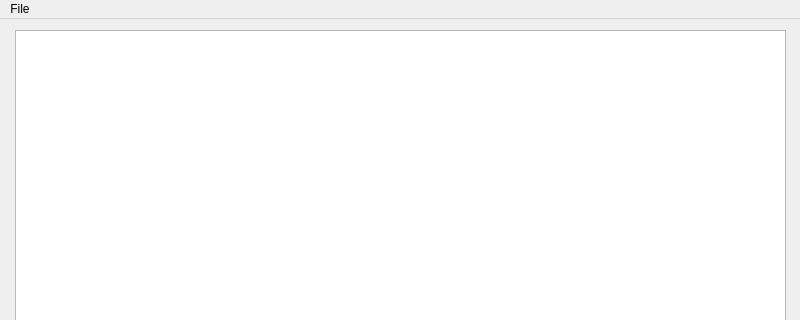
Before: the Qt Designer form mainwindow.ui in Abdurakhman20/cw-sport-db, drawn with Qt 5; both pictures show x 0 to 800 and y 0 to 320 of the 800 by 600 pixel window.
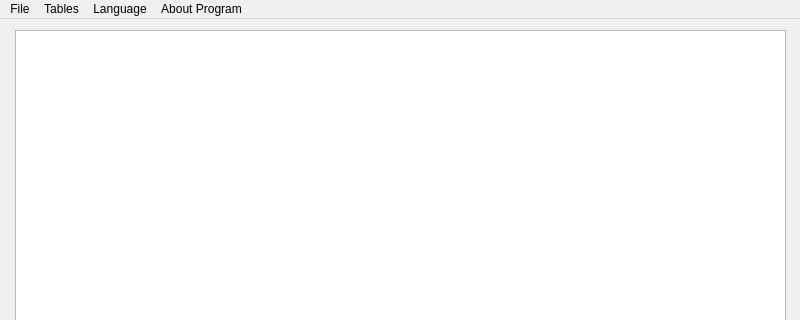
After: the same form once the commit is applied.

Commit message: feat: created additional table item class

Patch:
```diff
--- a/mainwindow.ui
+++ b/mainwindow.ui
@@ -40,7 +40,25 @@
     </property>
     <addaction name="actionConnect"/>
    </widget>
+   <widget class="QMenu" name="menuTables">
+    <property name="title">
+     <string>Tables</string>
+    </property>
+   </widget>
+   <widget class="QMenu" name="menuLanguage">
+    <property name="title">
+     <string>Language</string>
+    </property>
+   </widget>
+   <widget class="QMenu" name="menuAbout_Program">
+    <property name="title">
+     <string>About Program</string>
+    </property>
+   </widget>
    <addaction name="menuFile"/>
+   <addaction name="menuTables"/>
+   <addaction name="menuLanguage"/>
+   <addaction name="menuAbout_Program"/>
   </widget>
   <widget class="QStatusBar" name="statusbar"/>
   <action name="actionConnect">
```
The commit also changes 5 other files.
